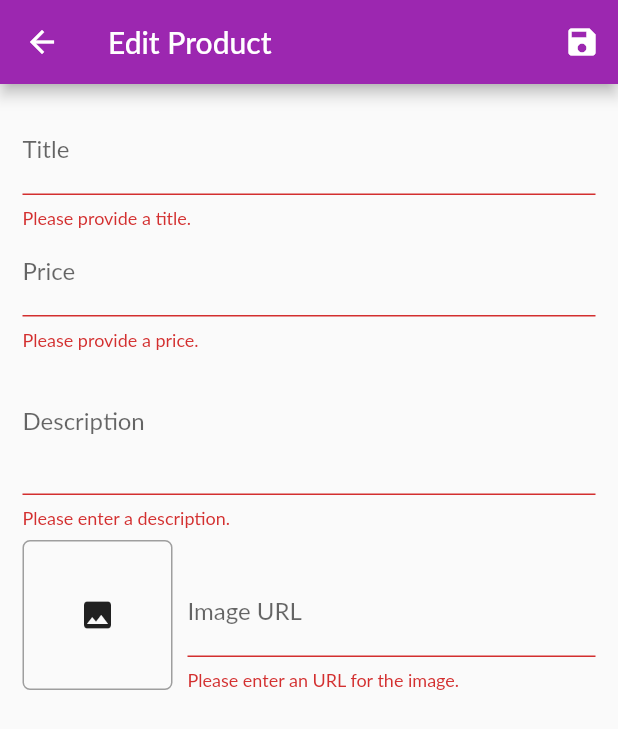
After one commit to alsoxavi/ShopApp, a Flutter app: the EditProductScreen screen opened by its route, after a tap on the "save" icon, on a phone screen of 412 x 824 dp. The commit adds this screen. Shown: the top 729 px of the screen. Run offline on Flutter 3.47's test engine with Material 2 defaults, Android fonts, the phone set to English and light mode, and no system bars; network calls fail; Roboto replaces fonts that are missing (Lato).

Commit message:
Added manage products page

```diff
--- a/lib/main.dart
+++ b/lib/main.dart
@@ -8,6 +8,8 @@ import './providers/shopping_cart_provider.dart';
 import './screens/cart_screen.dart';
 import './providers/orders_provider.dart';
 import './screens/orders_screen.dart';
+import './screens/user_products_screen.dart';
+import './screens/edit_product_screen.dart';
 
 void main() => runApp(MyApp());
 
@@ -38,6 +40,8 @@ class MyApp extends StatelessWidget {
           ProductDetailScreen.routeName: (ctx) => ProductDetailScreen(),
           CartScreen.routeName: (ctx) => CartScreen(),
           OrdersScreen.routeName: (ctx) => OrdersScreen(),
+          UserProductsScreen.routeName: (ctx) => UserProductsScreen(),
+          EditProductScreen.routeName: (ctx) => EditProductScreen(),
         },
       ),
     );
--- a/lib/providers/products_provider.dart
+++ b/lib/providers/products_provider.dart
@@ -44,8 +44,16 @@ class ProductsProvider with ChangeNotifier {
     return _items.where((prodItem) => prodItem.isFavorite).toList();
   }
 
-  void addProduct() {
-    // _items.add();
+  void addProduct(Product product) {
+    final newProduct = Product(
+      title: product.title,
+      description: product.description,
+      price: product.price,
+      imageUrl: product.imageUrl,
+      id: DateTime.now().toString(),
+    );
+
+    _items.add(newProduct);
     notifyListeners();
   }
 
--- /dev/null
+++ b/lib/screens/edit_product_screen.dart
@@ -0,0 +1,231 @@
+import 'package:flutter/material.dart';
+import 'package:provider/provider.dart';
+
+
+import '../providers/product.dart';
+import '../providers/products_provider.dart';
+
+class EditProductScreen extends StatefulWidget {
+  static const routeName = '/edit-product';
+  @override
+  _EditProductScreenState createState() => _EditProductScreenState();
+}
+
+class _EditProductScreenState extends State<EditProductScreen> {
+  final _priceFocusNode = FocusNode();
+  final _descriptionFocusNode = FocusNode();
+  final _imageUrlController = TextEditingController();
+  final _imageUrlFocusNode = FocusNode();
+  final _form = GlobalKey<FormState>();
+  var _editedProduct = Product(
+    id: null,
+    title: '',
+    price: 0,
+    description: '',
+    imageUrl: '',
+  );
+
+  @override
+  void dispose() {
+    _imageUrlFocusNode.removeListener(_updateImageUrl);
+    _priceFocusNode.dispose();
+    _descriptionFocusNode.dispose();
+    _imageUrlController.dispose();
+    _imageUrlFocusNode.dispose();
+    super.dispose();
+  }
+
+  @override
+  void initState() {
+    _imageUrlFocusNode.addListener(_updateImageUrl);
+    super.initState();
+  }
+
+  void _updateImageUrl() {
+    if (!_imageUrlFocusNode.hasFocus) {
+      setState(() {});
+    }
+  }
+
+  void _saveForm() {
+    final isValid = _form.currentState.validate();
+    if (!isValid) {
+      return;
+    }
+    _form.currentState.save();
+    Provider.of<ProductsProvider>(context, listen: false,).addProduct(_editedProduct);
+    Navigator.of(context).pop();
+  }
+
+  @override
+  Widget build(BuildContext context) {
+    return Scaffold(
+      appBar: AppBar(
+        title: Text(
+          'Edit Product',
+        ),
+        actions: <Widget>[
+          IconButton(
+            icon: Icon(
+              Icons.save,
+            ),
+            onPressed: _saveForm,
+          ),
+        ],
+      ),
+      body: Padding(
+        padding: const EdgeInsets.all(15),
+        child: Form(
+          key: _form,
+          child: ListView(
+            children: <Widget>[
+              TextFormField(
+                decoration: InputDecoration(
+                  labelText: 'Title',
+                ),
+                validator: (value) {
+                  if (value.isEmpty) {
+                    return 'Please provide a title.';
+                  }
+                  return null;
+                },
+                textInputAction: TextInputAction.next,
+                onFieldSubmitted: (_) {
+                  FocusScope.of(context).requestFocus(_priceFocusNode);
+                },
+                onSaved: (value) {
+                  _editedProduct = Product(
+                    title: value,
+                    price: _editedProduct.price,
+                    description: _editedProduct.description,
+                    imageUrl: _editedProduct.imageUrl,
+                    id: null,
+                  );
+                },
+              ),
+              TextFormField(
+                decoration: InputDecoration(
+                  labelText: 'Price',
+                ),
+                validator: (value) {
+                  if (value.isEmpty) {
+                    return 'Please provide a price.';
+                  }
+                  if (double.tryParse(value) == null) {
+                    return 'Please enter a valid number.';
+                  }
+                  if (double.parse(value) <= 0) {
+                    return 'Please enter a price greater than zero.';
+                  }
+                  return null;
+                },
+                textInputAction: TextInputAction.next,
+                keyboardType: TextInputType.number,
+                focusNode: _priceFocusNode,
+                onFieldSubmitted: (_) {
+                  FocusScope.of(context).requestFocus(_descriptionFocusNode);
+                },
+                onSaved: (value) {
+                  _editedProduct = Product(
+                    title: _editedProduct.title,
+                    price: double.parse(value),
+                    description: _editedProduct.description,
+                    imageUrl: _editedProduct.imageUrl,
+                    id: null,
+                  );
+                },
+              ),
+              TextFormField(
+                decoration: InputDecoration(
+                  labelText: 'Description',
+                ),
+                keyboardType: TextInputType.multiline,
+                maxLines: 3,
+                focusNode: _descriptionFocusNode,
+                onSaved: (value) {
+                  _editedProduct = Product(
+                    title: _editedProduct.title,
+                    price: _editedProduct.price,
+                    description: value,
+                    imageUrl: _editedProduct.imageUrl,
+                    id: null,
+                  );
+                },
+                validator: (value) {
+                  if (value.isEmpty) {
+                    return 'Please enter a description.';
+                  }
+                  if (value.length < 10) {
+                    return 'Description should be at least 10 characters long.';
+                  }
+                  return null;
+                },
+              ),
+              Row(
+                crossAxisAlignment: CrossAxisAlignment.end,
+                children: <Widget>[
+                  Container(
+                    width: 100,
+                    height: 100,
+                    margin: EdgeInsets.only(
+                      top: 8,
+                      right: 10,
+                    ),
+                    decoration: BoxDecoration(
+                      border: Border.all(
+                        width: 1,
+                        color: Colors.grey,
+                      ),
+                      borderRadius: BorderRadius.circular(5),
+                    ),
+                    child: _imageUrlController.text.isEmpty
+                        ? Icon(Icons.image)
+                        : FittedBox(
+                            child: Image.network(
+                              _imageUrlController.text,
+                            ),
+                            fit: BoxFit.cover,
+                          ),
+                  ),
+                  Expanded(
+                    child: TextFormField(
+                      decoration: InputDecoration(
+                        labelText: 'Image URL',
+                      ),
+                      keyboardType: TextInputType.url,
+                      textInputAction: TextInputAction.done,
+                      onEditingComplete: () => setState(() {}),
+                      onFieldSubmitted: (_) {
+                        _saveForm();
+                      },
+                      focusNode: _imageUrlFocusNode,
+                      controller: _imageUrlController,
+                      onSaved: (value) {
+                        _editedProduct = Product(
+                          title: _editedProduct.title,
+                          price: _editedProduct.price,
+                          description: _editedProduct.description,
+                          imageUrl: value,
+                          id: null,
+                        );
+                      },
+                      validator: (value) {
+                        if (value.isEmpty) {
+                          return 'Please enter an URL for the image.';
+                        }
+                        if (!value.startsWith('http') && !value.startsWith('https')) {
+                          return 'Please enter a valid URL.';
+                        }
+                        return null;
+                      },
+                    ),
+                  ),
+                ],
+              ),
+            ],
+          ),
+        ),
+      ),
+    );
+  }
+}
--- a/lib/widgets/app_drawer.dart
+++ b/lib/widgets/app_drawer.dart
@@ -1,5 +1,7 @@
 import 'package:flutter/material.dart';
+
 import '../screens/orders_screen.dart';
+import '../screens/user_products_screen.dart';
 
 class AppDrawer extends StatelessWidget {
   @override
@@ -29,6 +31,14 @@ class AppDrawer extends StatelessWidget {
               Navigator.of(context).pushReplacementNamed(OrdersScreen.routeName);
             },
           ),
+          Divider(),
+          ListTile(
+            leading: Icon(Icons.edit,),
+            title: Text('Manage Products',),
+            onTap: () {
+              Navigator.of(context).pushReplacementNamed(UserProductsScreen.routeName);
+            },
+          ),
         ],
       ),
     );
```
Also changed, not shown: lib/providers/shopping_cart_provider.dart (+19 -0 lines), lib/screens/user_products_screen.dart (added, +49 -0 lines), lib/widgets/cart_item.dart (+35 -1 lines), lib/widgets/product_item.dart (+18 -1 lines), lib/widgets/user_product_item.dart (added, +39 -0 lines).
